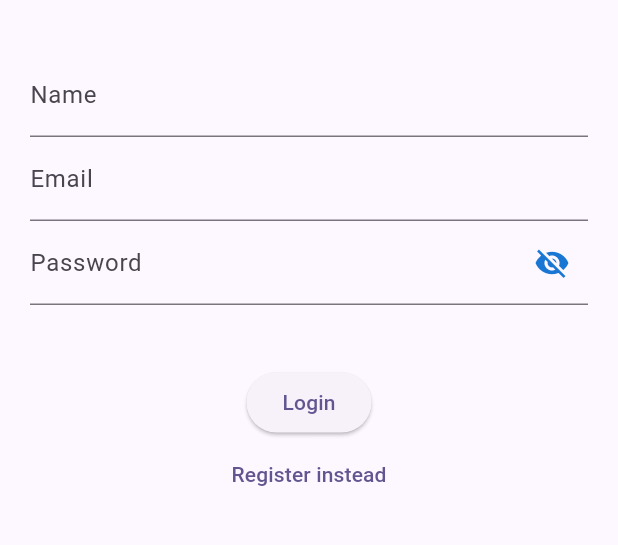
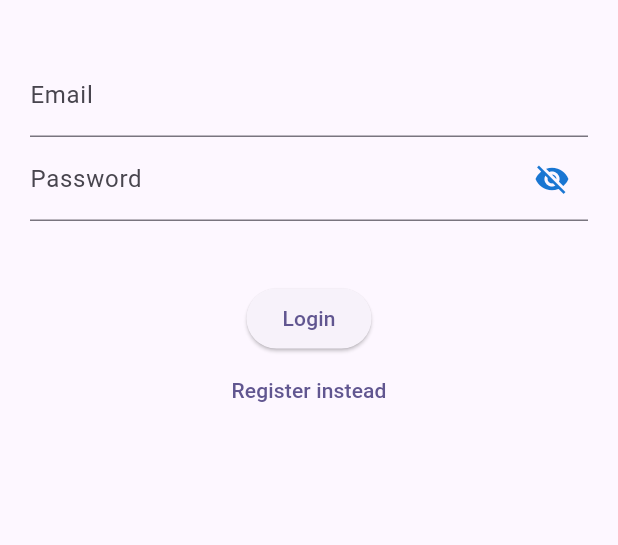
Before and after one commit to AhmedTrabelsy/HappyMealFlutter, a Flutter app: the screen it shows after launch, on a phone screen of 412 x 824 dp, the part 61-606 px from its top. Run offline on Flutter 3.47's test engine with Material 3 defaults, Android fonts, the light colour scheme and no system bars; our stand-ins replace curved_navigation_bar, firebase_auth, firebase_core; missing offline and left inert: scroll_to_hide; accounts and stored records are empty.

Commit message:
fix the isLogged variable

```diff
--- a/lib/Pages/loginRegisterPage.dart
+++ b/lib/Pages/loginRegisterPage.dart
@@ -111,7 +111,7 @@ class _LoginPageState extends State<LoginPage> {
       body: Container(
         padding: const EdgeInsets.all(20),
         child: Column(children: [
-          isLogged ? _entryField("Name", _controllerName) : const SizedBox(),
+          isLogged ? const SizedBox() : _entryField("Name", _controllerName),
           _entryField("Email", _controllerEmail),
           _entryField("Password", _contorllerPassword),
           const SizedBox(height: 10),
```
